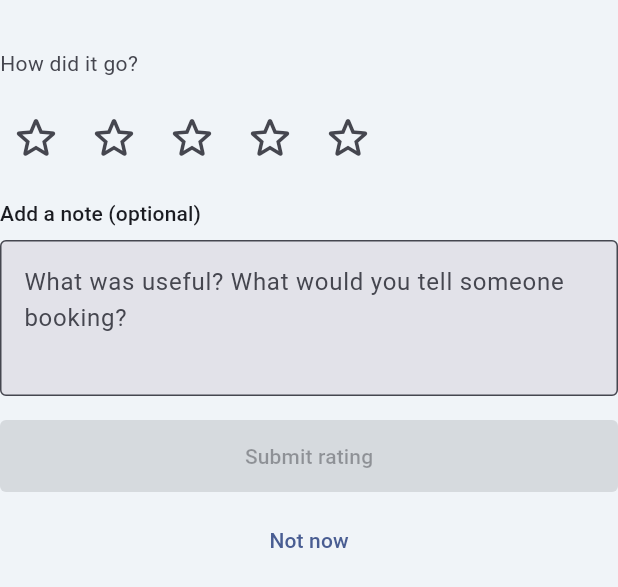
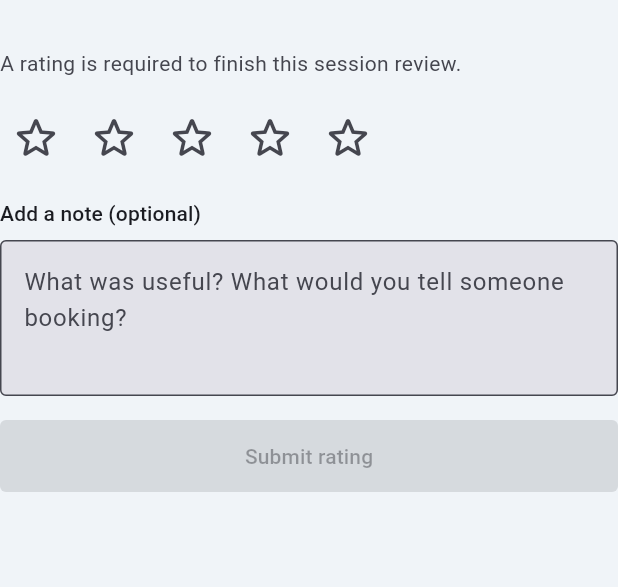
Before and after one commit to 2025bcs176/Ulearn, a Flutter app: the _Form widget shown alone on an empty page, opened directly with empty values, on a phone screen of 412 x 824 dp. Shown: the top 587 px of the screen. Run offline on Flutter 3.47's test engine with Material 3 defaults, Android fonts, the light colour scheme and no system bars; our stand-ins replace dio, flutter_riverpod, flutter_secure_storage, go_router, shared_preferences; accounts and stored records are empty; network calls fail.

Commit message:
fix: require rating after completed sessions

```diff
--- a/frontend/lib/features/sessions/presentation/screens/rate_session_screen.dart
+++ b/frontend/lib/features/sessions/presentation/screens/rate_session_screen.dart
@@ -18,9 +18,9 @@
 /// The API stores them apart for that reason, and this screen keeps them apart.
 ///
 /// The score is the only part that cannot be left out, because a rating with no
-/// score is not a rating. Everything else is skippable, and the endorsement
-/// defaults to off: a student who wants to leave a mark and go is not made to
-/// assert a claim about a tutor's coverage to get past a form.
+/// score is not a rating. The note and endorsement are skippable, and the
+/// endorsement defaults to off: a student must provide the score but is not made
+/// to assert a claim about a tutor's coverage to finish the review.
 class RateSessionScreen extends ConsumerWidget {
   const RateSessionScreen({required this.sessionId, super.key});
 
@@ -41,8 +41,9 @@
               child: ContentWidthLimiter(
                 child: FailureView(
                   failure: failure,
-                  onRetry: () =>
-                      ref.read(sessionDetailProvider(sessionId).notifier).reload(),
+                  onRetry: () => ref
+                      .read(sessionDetailProvider(sessionId).notifier)
+                      .reload(),
                 ),
               ),
             ),
@@ -94,7 +95,11 @@
     final alreadySubmitted = session.isRated;
     final controller = ref.read(ratingFormProvider(session.id).notifier);
 
-    return Column(
+    return PopScope(
+      // The first rating is mandatory. Once a rating exists, this screen is an
+      // optional correction and normal back navigation is restored.
+      canPop: alreadySubmitted,
+      child: Column(
         crossAxisAlignment: CrossAxisAlignment.stretch,
         children: [
           Text(session.topic, style: theme.textTheme.titleLarge),
@@ -102,7 +107,7 @@
           Text(
             alreadySubmitted
                 ? 'You already rated this session. Sending this replaces it.'
-              : 'How did it go?',
+                : 'A rating is required to finish this session review.',
             style: theme.textTheme.bodyMedium?.copyWith(
               color: theme.colorScheme.onSurfaceVariant,
             ),
@@ -172,7 +177,9 @@
           ],
           const SizedBox(height: AppDimens.lg),
           FilledButton(
-          onPressed: form.canSubmit ? () => _submit(context, ref, session) : null,
+            onPressed: form.canSubmit
+                ? () => _submit(context, ref, session)
+                : null,
             child: form.submitting
                 ? const SizedBox(
                     height: 20,
@@ -181,15 +188,8 @@
                   )
                 : Text(alreadySubmitted ? 'Update rating' : 'Submit rating'),
           ),
-        const SizedBox(height: AppDimens.sm),
-        TextButton(
-          // The way out of every state on this screen, and the reason a rating is
-          // never required of anyone: the session is already recorded, and the
-          // loop is closed whenever the student gets to it.
-          onPressed: form.submitting ? null : () => context.pop(),
-          child: const Text('Not now'),
+        ],
       ),
-      ],
     );
   }
 
```
Also changed, not shown: frontend/lib/features/sessions/presentation/screens/session_detail_screen.dart (+4 -4 lines), 2 other files. Lines whose indentation alone changed are shown as unchanged.
